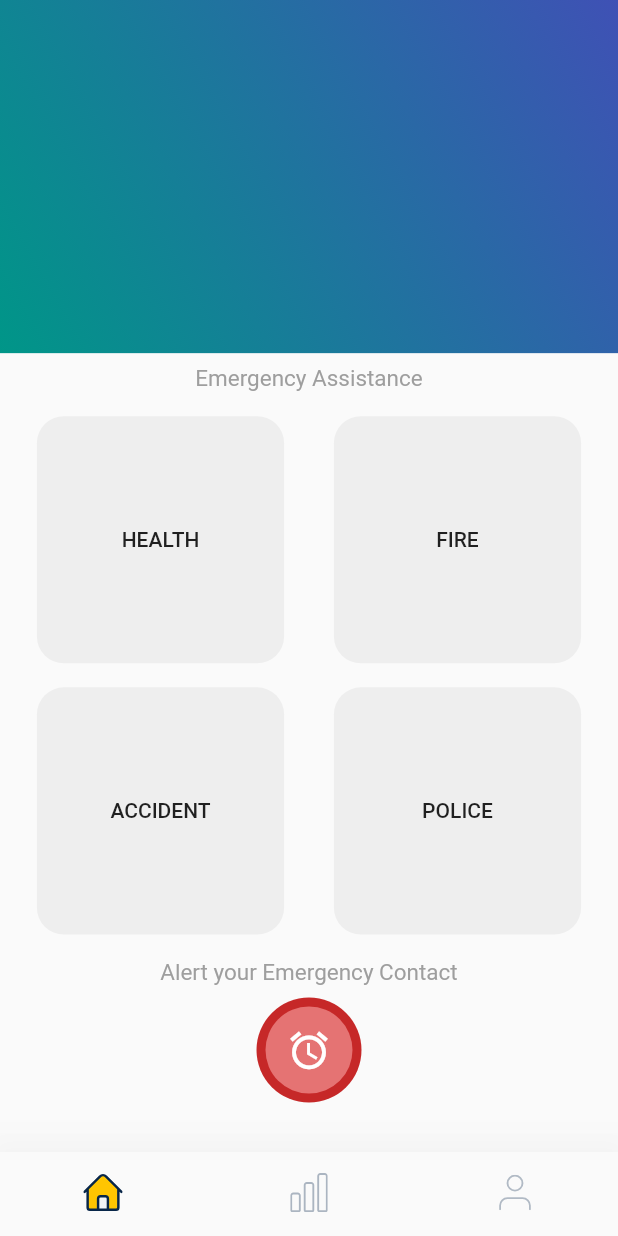
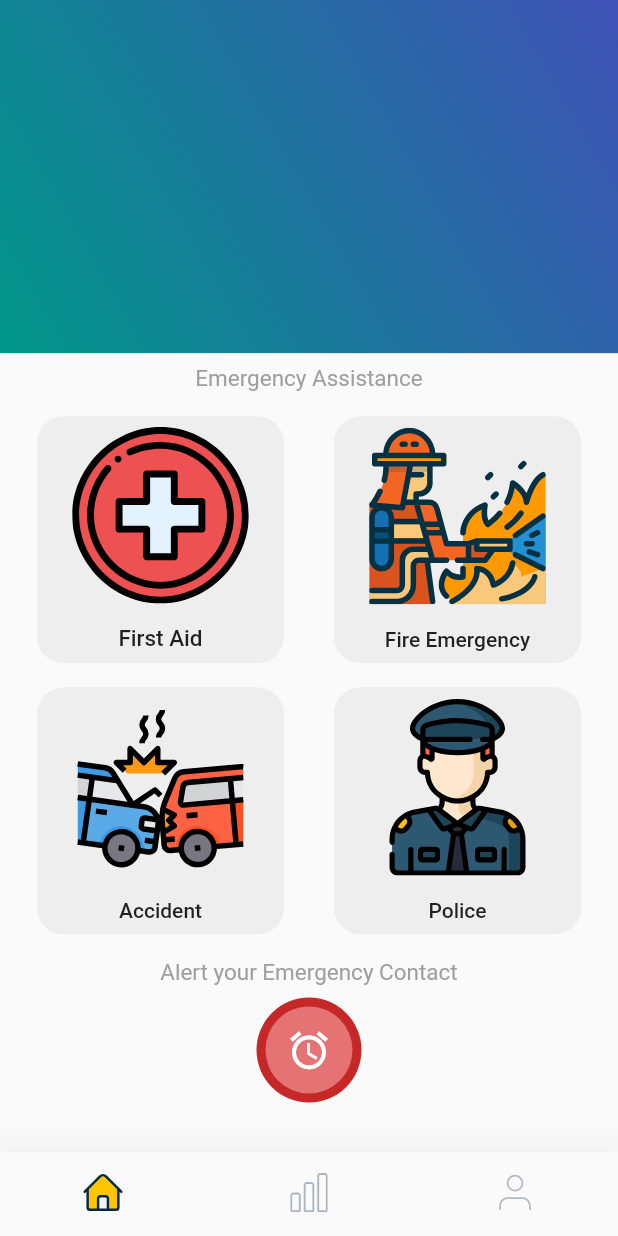
Before and after one commit to ShivaShankar2000/HTF20-Team-32, a Flutter app: the screen it shows after launch, on a phone screen of 412 x 824 dp. Run offline on Flutter 3.47's test engine with Material 2 defaults, Android fonts, the phone set to English and light mode, and no system bars; our stand-ins replace flutter_svg.

Commit message:
main page UI DONE

```diff
--- a/life_saver/lib/MainPage.dart
+++ b/life_saver/lib/MainPage.dart
@@ -93,8 +93,13 @@ class _MainPageState extends State<MainPage>{
                     ),
                     onPressed: () {},
                     color: Colors.grey.shade200,
-                    child: Text("Health".toUpperCase(),
-                        style: TextStyle(fontSize: 14)),
+                    child: Column(
+                      mainAxisAlignment: MainAxisAlignment.spaceAround,
+                      children: [
+                        SvgPicture.asset("assets/sign.svg",width: width/3.5,),
+                        Text("First Aid",style: TextStyle(fontSize: 15))
+                      ],
+                    )
                   ),
 
                 ),
@@ -107,8 +112,14 @@ class _MainPageState extends State<MainPage>{
                     ),
                     onPressed: () {},
                     color: Colors.grey.shade200,
-                    child: Text("Fire".toUpperCase(),
-                        style: TextStyle(fontSize: 14)),
+                    child: Column(
+                      mainAxisAlignment: MainAxisAlignment.spaceAround,
+                      children: [
+                        SvgPicture.asset("assets/firefighter.svg",width: width/3.5,),
+                        Text("Fire Emergency",
+                            style: TextStyle(fontSize: 14)),
+                      ],
+                    ),
                   ),
 
                 )
@@ -129,11 +140,16 @@ class _MainPageState extends State<MainPage>{
                     ),
                     onPressed: () {},
                     color: Colors.grey.shade200,
-                    child: Text("Accident".toUpperCase(),
-                        style: TextStyle(fontSize: 14)),
+                    child: Column(
+                      mainAxisAlignment: MainAxisAlignment.spaceAround,
+                      children: [
+                        SvgPicture.asset("assets/accident.svg",width: width/3.5,),
+                        Text("Accident",
+                            style: TextStyle(fontSize: 14)),
+                      ],
+                    ),
                   ),
-
-                ),
+                  ),
                 Container(
                   width: width/2.5,
                   height: height/5,
@@ -143,11 +159,16 @@ class _MainPageState extends State<MainPage>{
                     ),
                     onPressed: () {},
                     color: Colors.grey.shade200,
-                    child: Text("Police".toUpperCase(),
-                        style: TextStyle(fontSize: 14)),
+                    child: Column(
+                      mainAxisAlignment: MainAxisAlignment.spaceAround,
+                      children: [
+                        SvgPicture.asset("assets/policeman.svg",width: width/3.5,),
+                        Text("Police",
+                            style: TextStyle(fontSize: 14)),
+                      ],
+                    ),
                   ),
-
-                )
+                  ),
               ],
             ),
           ),
--- a/life_saver/lib/main.dart
+++ b/life_saver/lib/main.dart
@@ -12,6 +12,7 @@ class MyApp extends StatelessWidget {
   @override
   Widget build(BuildContext context) {
     return MaterialApp(
+      debugShowCheckedModeBanner: false,
       theme: ThemeData(
         primarySwatch: Colors.blue,
       ),
--- a/life_saver/pubspec.yaml
+++ b/life_saver/pubspec.yaml
@@ -52,6 +52,8 @@ flutter:
     - assets/accident.svg
     - assets/firefighter.svg
     - assets/heartbeat.svg
+    - assets/sign.svg
+    - assets/policeman.svg
     - assets/homenav.svg
     - assets/homenav2.svg
     - assets/profilenav.svg
```
Also changed, not shown: life_saver/assets/accident.svg, life_saver/assets/ambulance.svg (added), life_saver/assets/sign.svg (added).
